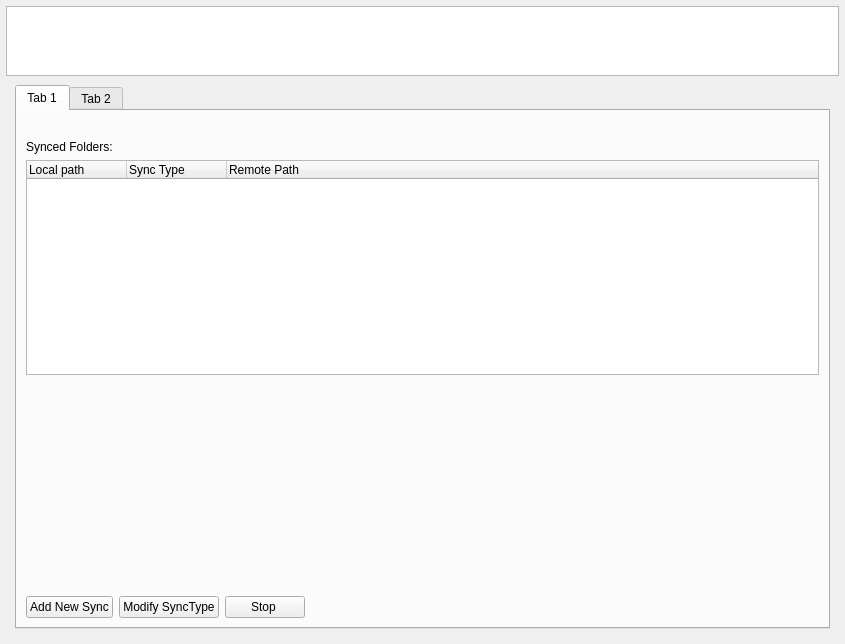
This is pcloudwindow.ui in pcloudcom/psyncgui as Qt 5 draws it before an edit. The edited form follows.
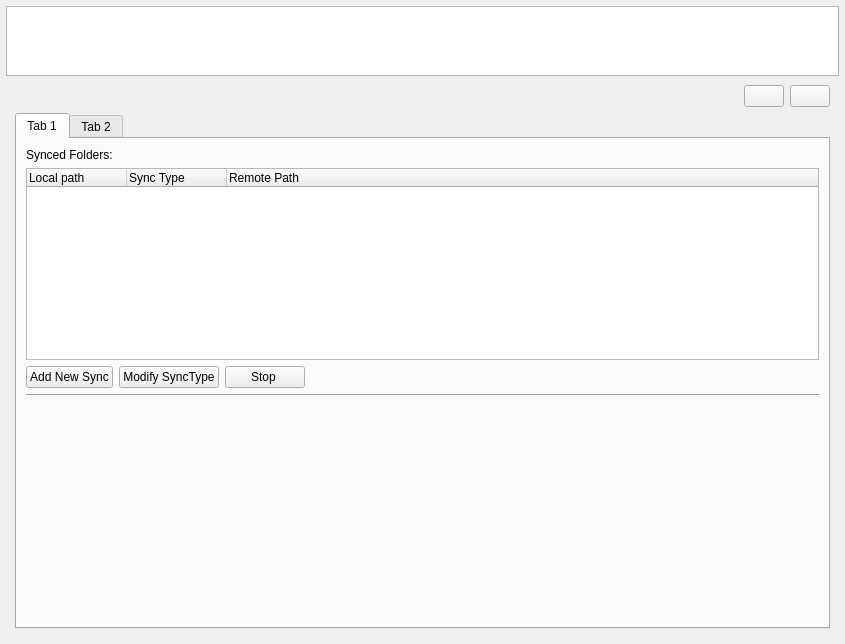
This is the edited form. Icons and pictures are not drawn.

The edit to the form file:
```diff
--- a/pcloudwindow.ui
+++ b/pcloudwindow.ui
@@ -871,7 +871,58 @@
          </layout>
         </widget>
         <widget class="QWidget" name="pageSync">
-         <layout class="QVBoxLayout" name="verticalLayout_32">
+         <layout class="QVBoxLayout" name="verticalLayout_31">
+          <item>
+           <layout class="QHBoxLayout" name="horizontalLayout_36">
+            <item>
+             <spacer name="horizontalSpacer_2">
+              <property name="orientation">
+               <enum>Qt::Horizontal</enum>
+              </property>
+              <property name="sizeHint" stdset="0">
+               <size>
+                <width>40</width>
+                <height>20</height>
+               </size>
+              </property>
+             </spacer>
+            </item>
+            <item>
+             <widget class="QPushButton" name="btnResumeSync">
+              <property name="toolTip">
+               <string>Resume Sync</string>
+              </property>
+              <property name="text">
+               <string/>
+              </property>
+              <property name="icon">
+               <iconset resource="Resources.qrc">
+                <normaloff>:/menu/images/menu 48x48/resume.png</normaloff>:/menu/images/menu 48x48/resume.png</iconset>
+              </property>
+             </widget>
+            </item>
+            <item>
+             <widget class="QPushButton" name="btnPauseSync">
+              <property name="toolTip">
+               <string>Pause Sync</string>
+              </property>
+              <property name="text">
+               <string/>
+              </property>
+              <property name="icon">
+               <iconset resource="Resources.qrc">
+                <normaloff>:/menu/images/menu 48x48/pause.png</normaloff>:/menu/images/menu 48x48/pause.png</iconset>
+              </property>
+              <property name="iconSize">
+               <size>
+                <width>24</width>
+                <height>24</height>
+               </size>
+              </property>
+             </widget>
+            </item>
+           </layout>
+          </item>
           <item>
            <widget class="QTabWidget" name="tabWidgetSync">
             <property name="currentIndex">
@@ -884,13 +935,6 @@
              <layout class="QHBoxLayout" name="horizontalLayout_25">
               <item>
                <layout class="QVBoxLayout" name="verticalLayout_21">
-                <item>
-                 <widget class="QLabel" name="label_errSync">
-                  <property name="text">
-                   <string/>
-                  </property>
-                 </widget>
-                </item>
                 <item>
                  <widget class="QLabel" name="label_sync">
                   <property name="text">
@@ -917,19 +961,6 @@
                   </column>
                  </widget>
                 </item>
-                <item>
-                 <spacer name="verticalSpacer_3">
-                  <property name="orientation">
-                   <enum>Qt::Vertical</enum>
-                  </property>
-                  <property name="sizeHint" stdset="0">
-                   <size>
-                    <width>20</width>
-                    <height>20</height>
-                   </size>
-                  </property>
-                 </spacer>
-                </item>
                 <item>
                  <layout class="QHBoxLayout" name="horizontalLayout_20">
                   <item>
@@ -968,6 +999,47 @@
                   </item>
                  </layout>
                 </item>
+                <item>
+                 <widget class="Line" name="line_2">
+                  <property name="orientation">
+                   <enum>Qt::Horizontal</enum>
+                  </property>
+                 </widget>
+                </item>
+                <item>
+                 <widget class="QLabel" name="label_forspace">
+                  <property name="text">
+                   <string/>
+                  </property>
+                 </widget>
+                </item>
+                <item>
+                 <widget class="QLabel" name="label_dwnld">
+                  <property name="text">
+                   <string/>
+                  </property>
+                 </widget>
+                </item>
+                <item>
+                 <widget class="QLabel" name="label_upld">
+                  <property name="text">
+                   <string/>
+                  </property>
+                 </widget>
+                </item>
+                <item>
+                 <spacer name="verticalSpacer_3">
+                  <property name="orientation">
+                   <enum>Qt::Vertical</enum>
+                  </property>
+                  <property name="sizeHint" stdset="0">
+                   <size>
+                    <width>20</width>
+                    <height>20</height>
+                   </size>
+                  </property>
+                 </spacer>
+                </item>
                </layout>
               </item>
              </layout>
```
Left out of the diff: 134 changed lines with no effect on the pictures.
